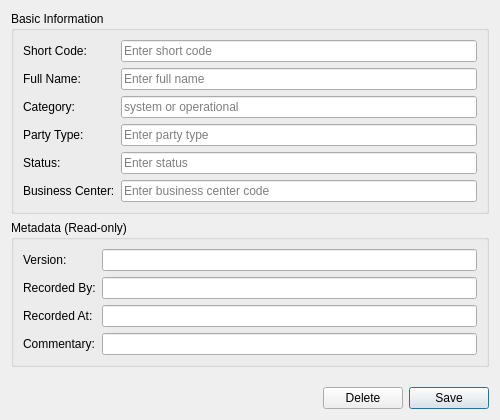
Qt form projects/ores.qt/ui/PartyDetailDialog.ui (OreStudio/OreStudio) before a commit.
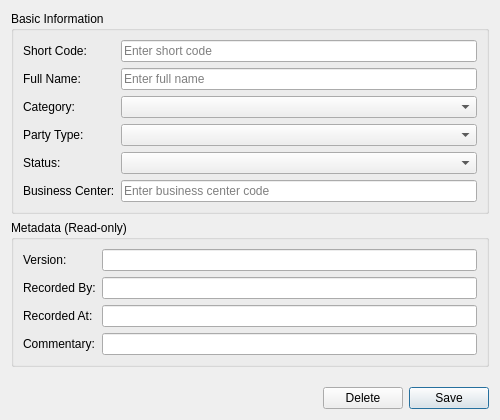
The same form after that commit.

Commit message:
[sql,qt] Add Internal party type, WRLD business centre, and detail dialog combo boxes
Improve system party/tenant data: rename system tenant to 'Root Tenant',
system party to 'System Party', add 'Internal' party type and 'WRLD'
business centre. Replace QLineEdit with QComboBox for Category, Type,
and Status in Party and Counterparty detail dialogs with async server
lookup population.

Diff of the .ui file:
```diff
--- a/projects/ores.qt/ui/PartyDetailDialog.ui
+++ b/projects/ores.qt/ui/PartyDetailDialog.ui
@@ -68,11 +68,7 @@
        </widget>
       </item>
       <item row="2" column="1">
-       <widget class="QLineEdit" name="partyCategoryEdit">
-        <property name="placeholderText">
-         <string>system or operational</string>
-        </property>
-       </widget>
+       <widget class="QComboBox" name="partyCategoryCombo"/>
       </item>
       <item row="3" column="0">
        <widget class="QLabel" name="label_partyTypeEdit">
@@ -82,11 +78,7 @@
        </widget>
       </item>
       <item row="3" column="1">
-       <widget class="QLineEdit" name="partyTypeEdit">
-        <property name="placeholderText">
-         <string>Enter party type</string>
-        </property>
-       </widget>
+       <widget class="QComboBox" name="partyTypeCombo"/>
       </item>
       <item row="4" column="0">
        <widget class="QLabel" name="label_statusEdit">
@@ -96,11 +88,7 @@
        </widget>
       </item>
       <item row="4" column="1">
-       <widget class="QLineEdit" name="statusEdit">
-        <property name="placeholderText">
-         <string>Enter status</string>
-        </property>
-       </widget>
+       <widget class="QComboBox" name="statusCombo"/>
       </item>
       <item row="5" column="0">
        <widget class="QLabel" name="label_businessCenterEdit">
```
The commit also changes 12 other files.
